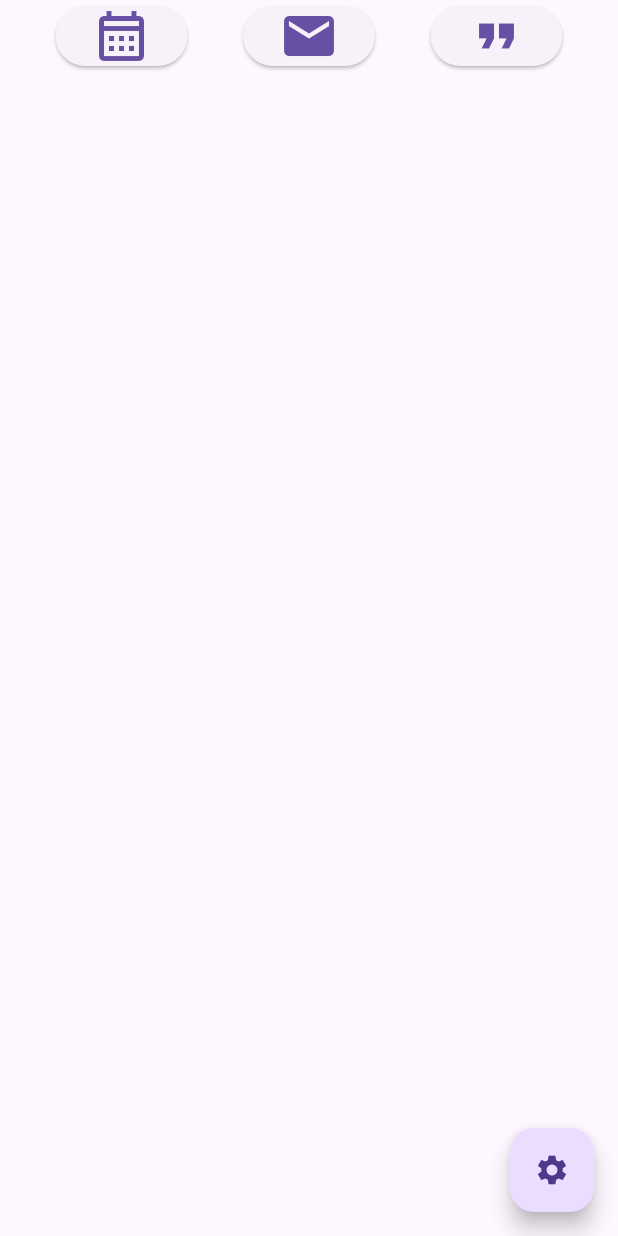
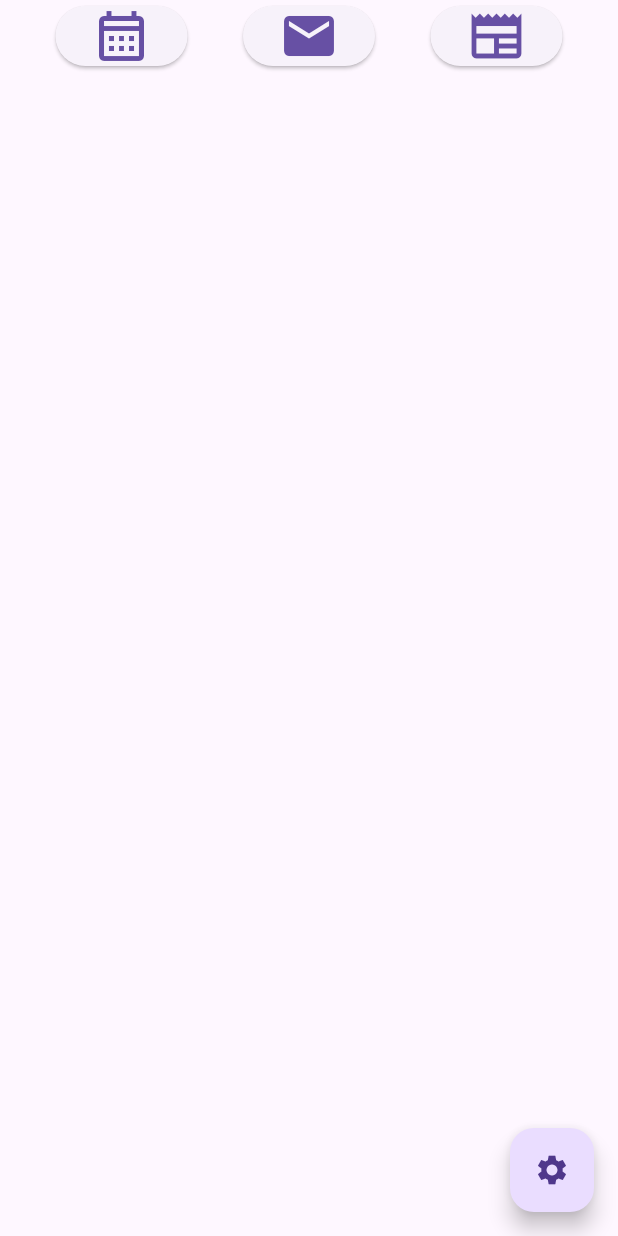
Before and after one commit to ddxMusic68/groundr2, a Flutter app: the screen it shows after launch, after a tap on the "calendar month" icon, on a phone screen of 412 x 824 dp. Run offline on Flutter 3.47's test engine with Material 3 defaults, Android fonts, the phone set to English and light mode, and no system bars.

Commit message:
auto: 2026-05-19 20:19:52

```diff
--- a/lib/json.dart
+++ b/lib/json.dart
@@ -1,20 +1,29 @@
 import 'dart:io';
 import 'dart:convert';
 import 'package:path_provider/path_provider.dart';
+import 'package:path/path.dart' as p;
 
 void main() async {
   final settings = await loadSettings();
-  print(settings);
+  print(settings); // Example usage
 }
 
 const Map<String, dynamic> defaultSettings = {
   "news": "https://ground.news",
   "gmail": "https://mail.proton.me",
+  "calendar": "https://calendar.proton.me/",
 };
 
 Future<File> get _localFile async {
-  final directory = await getApplicationDocumentsDirectory();
-  return File('${directory.path}/settings.json');
+  if (Platform.isWindows || Platform.isLinux || Platform.isMacOS) {
+    final exeDir = File(Platform.resolvedExecutable).parent.path;
+    final filePath = p.join(exeDir, 'settings.json');
+    return File(filePath);
+  }
+  else {
+    final directory = await getApplicationDocumentsDirectory();
+    return File('${directory.path}/settings.json');
+  }
 }
 
 Future<Map<String, dynamic>> loadSettings() async {
--- a/lib/main.dart
+++ b/lib/main.dart
@@ -2,6 +2,7 @@ import 'package:flutter/material.dart';
 import 'package:url_launcher/url_launcher.dart';
 
 import 'settings.dart';
+import 'json.dart';
 
 // final Uri url = Uri.parse('https://google.com');
 
@@ -14,7 +15,6 @@ import 'settings.dart';
 void main() {
   runApp(MainApp());
 }
-
 
 
 class MainApp extends StatefulWidget {
@@ -46,15 +46,18 @@ class _MainAppState extends State<MainApp> {
         ),
         floatingActionButton: FloatingActionButton(
         onPressed: () {
-          setCurrentIndex(1);
+          switch (currentIndex) {
+            case 0: setCurrentIndex(1);
+            case 1: setCurrentIndex(0);
+            default: null;
+          };
         },
-        child: Icon(Icons.settings),
+        child: (currentIndex == 0) ? Icon(Icons.settings) : Icon(Icons.home),
       ),
       ),
     );
   }
 }
-
 
 Widget getMain() {
   return Row(
@@ -62,16 +65,34 @@ Widget getMain() {
     crossAxisAlignment: CrossAxisAlignment.center,
     children: [
       ElevatedButton(
-        onPressed: () async {},
+        onPressed: () async {
+          final settings = await loadSettings();
+          final url = Uri.parse(settings["calendar"]);
+          if (!await launchUrl(url)) {
+            throw Exception('Could not launch $url');
+          }
+        },
         child: Icon(Icons.calendar_month_outlined, size: 40),
       ),
       ElevatedButton(
-        onPressed: () async {},
+        onPressed: () async {
+          final settings = await loadSettings();
+          final url = Uri.parse(settings["email"]);
+          if (!await launchUrl(url)) {
+            throw Exception('Could not launch $url');
+          }
+        },
         child: Icon(Icons.email, size: 40),
       ),
       ElevatedButton(
-        onPressed: () {},
-        child: Icon(Icons.format_quote, size: 40),
+        onPressed: () async {
+          final settings = await loadSettings();
+          final url = Uri.parse(settings["news"]);
+          if (!await launchUrl(url)) {
+            throw Exception('Could not launch $url');
+          }
+        },
+        child: Icon(Icons.newspaper, size: 40),
       ),
     ],
   );
--- a/lib/settings.dart
+++ b/lib/settings.dart
@@ -1,6 +1,7 @@
 import 'package:flutter/material.dart';
 import 'package:flutter/services.dart';
 
+import 'main.dart';
 import 'json.dart';
 
 class SettingsPage extends StatefulWidget {
@@ -38,27 +39,19 @@ class _SettingsPageState extends State<SettingsPage> {
             decoration: InputDecoration(
               labelText: 'News URL',
             ),
-            keyboardType: TextInputType.number,
-            inputFormatters: [
-              FilteringTextInputFormatter.digitsOnly,
-            ],
           ),
           TextField(
             controller: emailURL,
             decoration: InputDecoration(
               labelText: 'Email URL',
             ),
-            keyboardType: TextInputType.number,
-            inputFormatters: [
-              FilteringTextInputFormatter.digitsOnly,
-            ],
           ),
           ElevatedButton(
             onPressed: () {
               saveSettings({
-                "calendar": int.tryParse(calendarURL.text) ?? 20,
-                "news": int.tryParse(newsURL.text) ?? 10,
-                "email": int.tryParse(emailURL.text) ?? 5,
+                "calendar": calendarURL.text,
+                "news": newsURL.text,
+                "email": emailURL.text,
               });
             },
             child: Text('Save Settings'),
--- a/pubspec.yaml
+++ b/pubspec.yaml
@@ -12,6 +12,7 @@ dependencies:
 
   url_launcher: ^6.3.0
   path_provider: ^2.1.4
+  path: ^1.8.3
 
 
 dev_dependencies:
```
Also changed, not shown: pubspec.lock.
